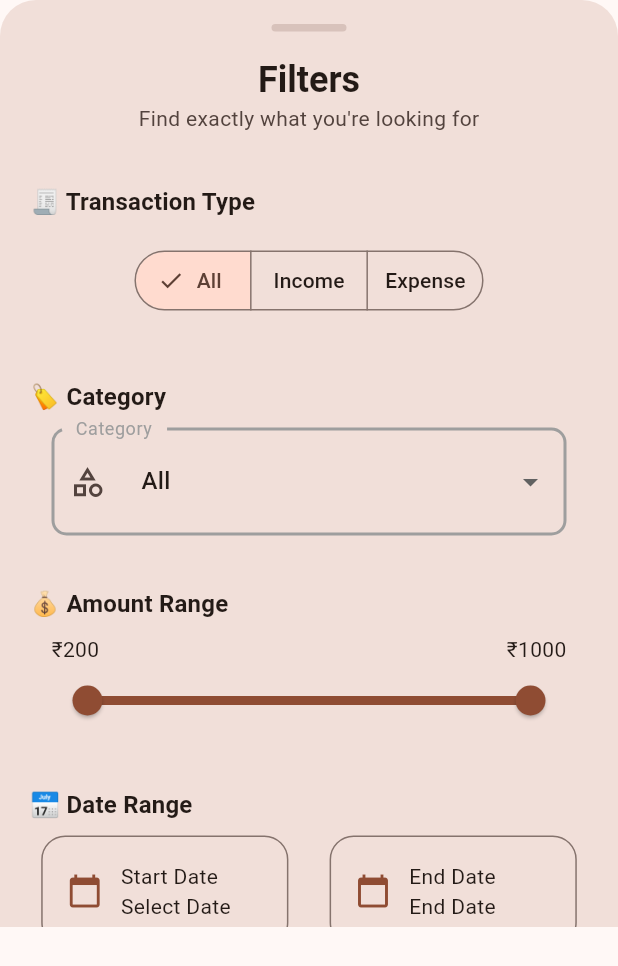
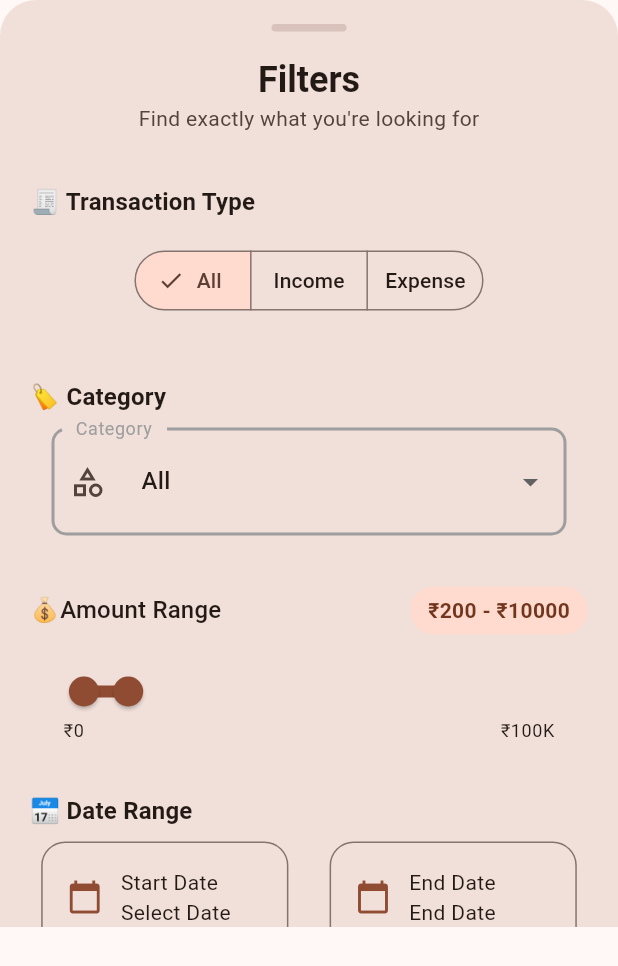
Before and after one commit to ANUJK0004/Expense-tracker-app, a Flutter app: the FilterBottomSheet widget shown alone on an empty page, opened directly with empty values, on a phone screen of 412 x 824 dp. Shown: the top 966 px of the screen. Run offline on Flutter 3.47's test engine with Material 3 defaults, Android fonts, the phone set to English and light mode, and no system bars; our stand-ins replace file_picker, fl_chart, in_app_review, share_plus, shared_preferences, sqflite; accounts and stored records are empty.

Commit message:
range slider updated app is finally complete

```diff
--- a/lib/screens/home_screen.dart
+++ b/lib/screens/home_screen.dart
@@ -9,16 +9,15 @@ class HomeScreen extends StatelessWidget {
 
   @override
   Widget build(BuildContext context) {
-    return SafeArea(
-      child: Column(
+    return Column(
       mainAxisAlignment: MainAxisAlignment.center,
       // crossAxisAlignment: CrossAxisAlignment.start,
       children: [
+        SizedBox(height:24),
         IntroCard( transactions : transactions),
         SizedBox(height:16),
         RecentTransactions( transactions : transactions),
       ],
-      ),
     );
   }
 }
--- a/lib/screens/navigation_screen.dart
+++ b/lib/screens/navigation_screen.dart
@@ -104,8 +104,7 @@
 
     @override
     Widget build(BuildContext context) {
-      return SafeArea(
-        child: Scaffold(
+      return Scaffold(
         bottomNavigationBar: ScreensNavigationBar(
           changedIndex: (index) {
             setState(() {
@@ -134,7 +133,6 @@
         ),
         floatingActionButton: currentIndex == 0?AddExpenseButton(onPressed: openExpenseBottomSheet) : null,
         floatingActionButtonLocation: FloatingActionButtonLocation.endTop,
-        ),
       );
     }
   }
--- a/lib/widgets/filter_bottom_sheet.dart
+++ b/lib/widgets/filter_bottom_sheet.dart
@@ -43,7 +43,7 @@ class _FilterBottomSheetState extends State<FilterBottomSheet> {
   String selectedCategory = "All";
   String selectedSort = "Date (Newest First)";
   double startAmount = 200.0;
-  double endAmount = 1000.0;
+  double endAmount = 10000.0;
 
   @override
   void initState() {
@@ -228,63 +228,113 @@ class _FilterBottomSheetState extends State<FilterBottomSheet> {
                   ),
                   child: Align(
                     alignment: Alignment.centerLeft,
-                    child: Text(
-                      "💰 Amount Range",
-                      style: Theme.of(context).textTheme.titleMedium?.copyWith(
-                        fontWeight: FontWeight.bold,
-                      ),
+                    child: Row(
+                      mainAxisAlignment: MainAxisAlignment.spaceBetween,
+                      children: [
+                        Text(
+                          "💰Amount Range",
+                          style: Theme.of(context).textTheme.titleMedium,
+                        ),
+                        Container(
+                          padding: const EdgeInsets.symmetric(
+                            horizontal: 12,
+                            vertical: 6,
+                          ),
+                          decoration: BoxDecoration(
+                            color: Theme.of(context).colorScheme.primaryContainer,
+                            borderRadius: BorderRadius.circular(20),
+                          ),
+                          child: Text(
+                            "₹${startAmount.toStringAsFixed(0)} - ₹${endAmount.toStringAsFixed(0)}",
+                            style: TextStyle(
+                              color: Theme.of(context).colorScheme.onPrimaryContainer,
+                              fontWeight: FontWeight.w600,
+                            ),
+                          ),
+                        ),
+                      ],
+                    ),
                     ),
                   ),
-                ),
+                const SizedBox(height: 12),
                 SizedBox(
                   width: MediaQuery.of(context).size.width / 1.2,
                   child: Column(
                     children: [
-                      Row(
-                        mainAxisAlignment: MainAxisAlignment.spaceBetween,
+                      SliderTheme(
+                        data: SliderTheme.of(context).copyWith(
+                          trackHeight: 6,
 
-                        children: [
-                          Text(
-                            "${settings.currency}${startAmount.toStringAsFixed(0)}",
+                          activeTrackColor: Theme.of(context).colorScheme.primary,
+
+                          inactiveTrackColor:
+                          Theme.of(context).colorScheme.surfaceContainerHighest,
+
+                          thumbColor: Theme.of(context).colorScheme.primary,
+
+                          overlayColor: Theme.of(context)
+                              .colorScheme
+                              .primary
+                              .withValues(alpha: .15),
+
+                          valueIndicatorColor:
+                          Theme.of(context).colorScheme.primary,
+
+                          valueIndicatorTextStyle: TextStyle(
+                            color: Theme.of(context).colorScheme.onPrimary,
+                            fontWeight: FontWeight.bold,
                           ),
 
-                          Text(
-                            "${settings.currency}${endAmount.toStringAsFixed(0)}",
+                          thumbShape: const RoundSliderThumbShape(
+                            enabledThumbRadius: 9,
                           ),
-                        ],
+
+                          overlayShape: const RoundSliderOverlayShape(
+                            overlayRadius: 18,
+                          ),
+
+                          rangeTrackShape: const RoundedRectRangeSliderTrackShape(),
+                        ),
+                        child: RangeSlider(
+                          values: RangeValues(startAmount, endAmount),
+
+                          min: 0,
+
+                          max: 100000,
+
+                          divisions: 100,
+
+                          labels: RangeLabels(
+                            "₹${startAmount.toStringAsFixed(0)}",
+                            "₹${endAmount.toStringAsFixed(0)}",
+                          ),
+
+                          onChanged: (values) {
+                            setState(() {
+                              startAmount = values.start;
+                              endAmount = values.end;
+                            });
+                          },
+                        ),
                       ),
-                      RangeSlider(
-                        values: RangeValues(100.0, 10000.0),
-                        min: 100.0,
-                        max: 10000.0,
-                        // divisions: 10,
-                        activeColor: Theme.of(context).colorScheme.primary,
-                        inactiveColor: Theme.of(context).colorScheme.outline,
-                        // onChangeStart: (value) {
-                        //   setState(() {
-                        //     startAmount = value.start;
-                        //     endAmount = value.end;
-                        //   });
-                        // },
-                        // onChangeEnd: (value){
-                        //   setState(() {
-                        //     startAmount = value.start;
-                        //     endAmount = value.end;
-                        //   });
-                        // },
-                        labels: RangeLabels(
-                          "Start${startAmount.toStringAsFixed(2)}",
-                          endAmount.toStringAsFixed(2),
+                      Padding(
+                        padding: const EdgeInsets.symmetric(horizontal: 8),
+                        child: Row(
+                          mainAxisAlignment: MainAxisAlignment.spaceBetween,
+                          children: [
+                            Text(
+                              "₹0",
+                              style: Theme.of(context).textTheme.bodySmall,
+                            ),
+                            Text(
+                              "₹100K",
+                              style: Theme.of(context).textTheme.bodySmall,
+                            ),
+                          ],
                         ),
-                        onChanged: (value) {
-                          setState(() {
-                            startAmount = value.start;
-                            endAmount = value.end;
-                          });
-                        },
                       ),
                     ],
-                  ),
+                  )
                 ),
                 const SizedBox(height: 16),
                 Padding(
```
Lines whose indentation alone changed are shown as unchanged.
